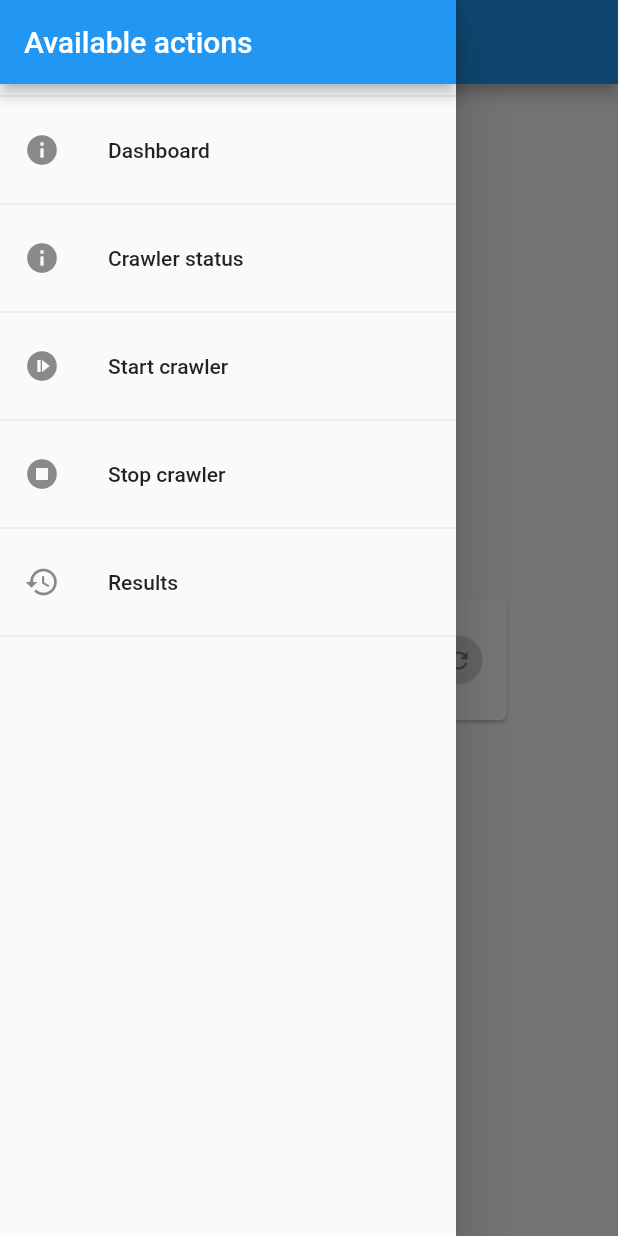
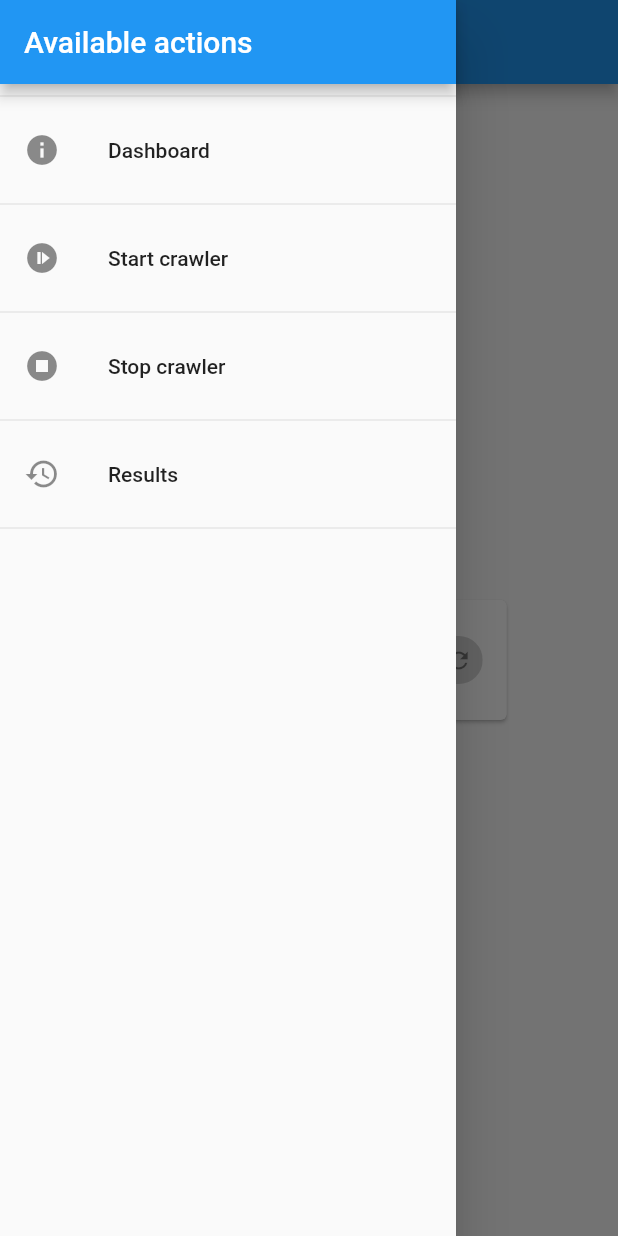
Before and after one commit to psaoulos/website-archiving-poc, a Flutter app: the screen it shows after launch, with the side drawer open, on a phone screen of 412 x 824 dp. Run offline on Flutter 3.47's test engine with Material 2 defaults, Android fonts, the light colour scheme and no system bars; network calls fail.

Commit message:
Removed unused Status page

```diff
--- a/frontend/lib/main.dart
+++ b/frontend/lib/main.dart
@@ -2,7 +2,6 @@ import 'package:flutter/material.dart';
 import 'package:frontend/screens/actions.screen.dart';
 import 'package:frontend/screens/dashboard.screen.dart';
 import 'package:frontend/screens/results.screen.dart';
-import 'package:frontend/screens/status.screen.dart';
 import 'package:provider/provider.dart';
 
 import 'package:frontend/providers/dashboard.provider.dart';
@@ -36,11 +35,6 @@ class MyApp extends StatelessWidget {
               pageBuilder: (_, __, ___) => DashboardScreen(),
               settings: settings,
             );
-          } else if (settings.name == StatusScreen.routeName) {
-            return PageRouteBuilder(
-              pageBuilder: (_, __, ___) => StatusScreen(),
-              settings: settings,
-            );
           } else if (settings.name == ActionsScreen.routeName) {
             if (arguments != null && arguments != '') {
               final action = settings.arguments as CrawlerActions;
--- a/frontend/lib/widgets/main_drawer.widget.dart
+++ b/frontend/lib/widgets/main_drawer.widget.dart
@@ -1,6 +1,6 @@
 import 'package:flutter/material.dart';
 
-enum Options { status, start, stop, results, dashboard }
+enum Options { start, stop, results, dashboard }
 
 class MainDrawer extends StatelessWidget {
   final Function setOptionPressed;
@@ -22,15 +22,6 @@ class MainDrawer extends StatelessWidget {
             title: const Text('Dashboard'),
             onTap: () {
               setOptionPressed(Options.dashboard);
-              Scaffold.of(context).closeDrawer();
-            },
-          ),
-          const Divider(),
-          ListTile(
-            leading: const Icon(Icons.info),
-            title: const Text('Crawler status'),
-            onTap: () {
-              setOptionPressed(Options.status);
               Scaffold.of(context).closeDrawer();
             },
           ),
--- a/frontend/lib/widgets/main_scaffold.widget.dart
+++ b/frontend/lib/widgets/main_scaffold.widget.dart
@@ -4,7 +4,6 @@ import 'package:flutter/material.dart';
 import 'package:frontend/screens/actions.screen.dart';
 import 'package:frontend/screens/dashboard.screen.dart';
 import 'package:frontend/screens/results.screen.dart';
-import 'package:frontend/screens/status.screen.dart';
 import 'package:frontend/widgets/main_drawer.widget.dart';
 
 class MainScaffold extends StatefulWidget {
@@ -26,9 +25,6 @@ class _MainScaffoldState extends State<MainScaffold> {
       switch (option) {
         case Options.dashboard:
           _routeToNavigate = DashboardScreen.routeName;
-          break;
-        case Options.status:
-          _routeToNavigate = StatusScreen.routeName;
           break;
         case Options.start:
           _routeToNavigate = ActionsScreen.routeName;
@@ -59,7 +55,6 @@ class _MainScaffoldState extends State<MainScaffold> {
       onDrawerChanged: (isOpen) {
         if (!isOpen && _routeToNavigate != '') {
           String? currentRoute = ModalRoute.of(context)?.settings.name;
-          print(currentRoute);
           if (currentRoute != null && currentRoute != _routeToNavigate) {
             Timer(const Duration(milliseconds: 200), () {
               if (_routeToNavigate == ActionsScreen.routeName) {
```
Also changed, not shown: frontend/lib/screens/status.screen.dart (deleted, +0 -28 lines).
